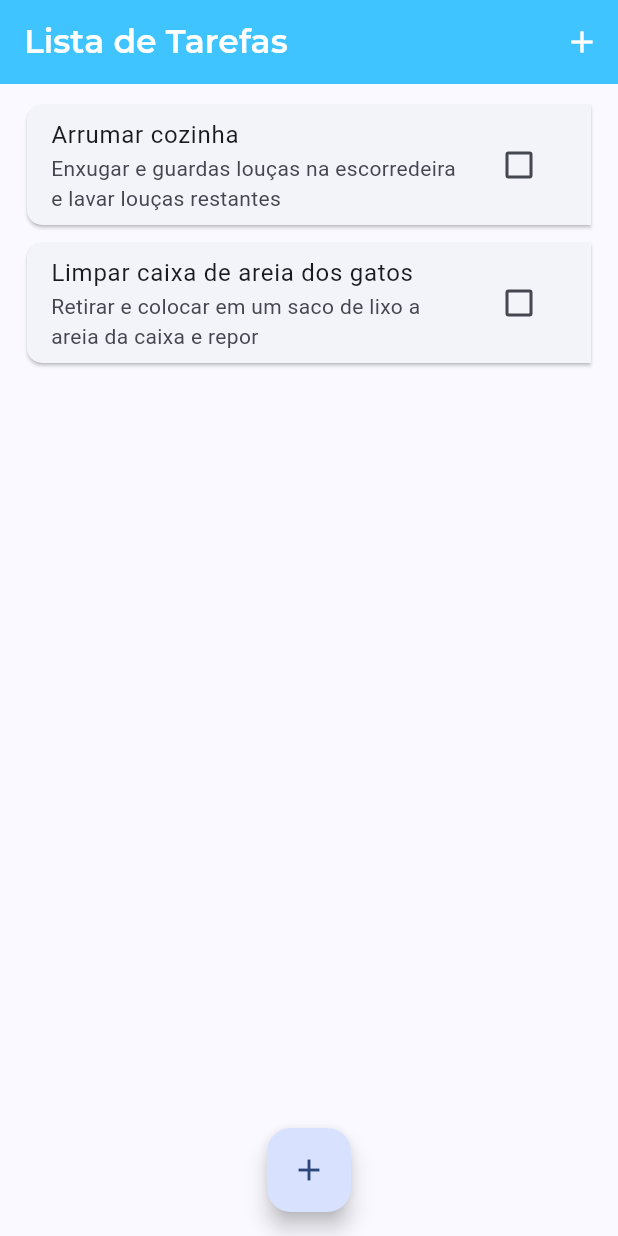
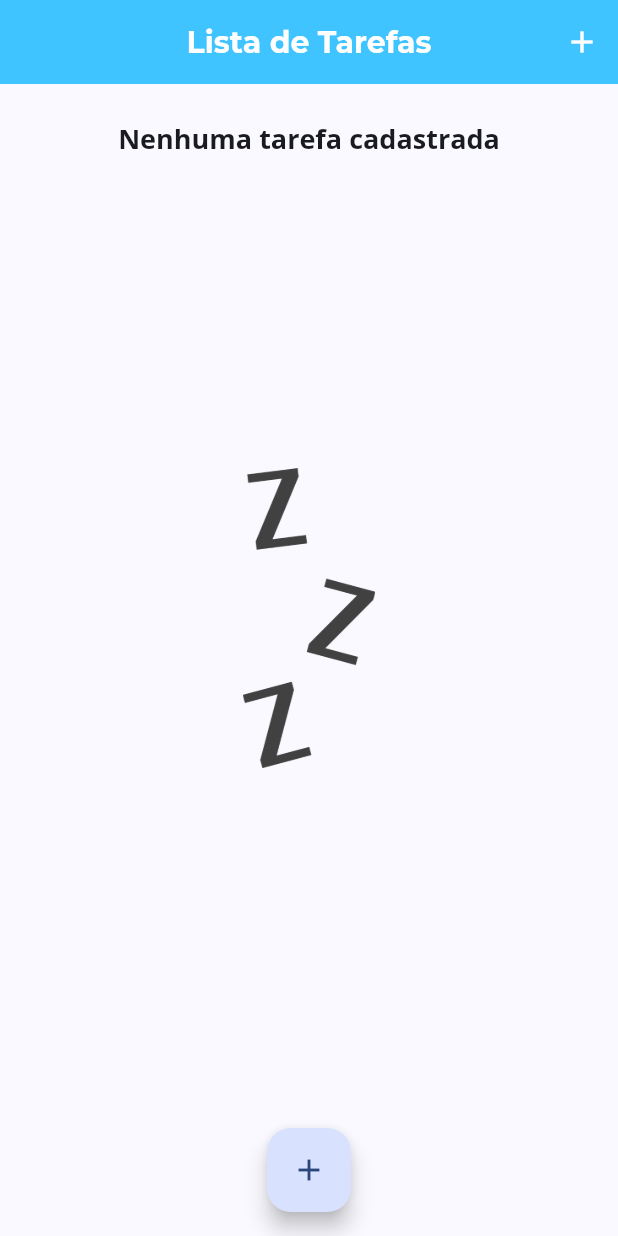
Before and after one commit to tarcisiomesquita/to_do_list_app, a Flutter app: the screen it shows after launch, on a phone screen of 412 x 824 dp. Run offline on Flutter 3.47's test engine with Material 3 defaults, Android fonts, the phone set to English and light mode, and no system bars; drawn by our look-alikes of flutter_slidable; project files that could hold a hidden picture were left out.

Commit message:
refatoração do código

```diff
--- a/lib/components/task_list.dart
+++ b/lib/components/task_list.dart
@@ -17,31 +17,25 @@ class TaskList extends StatelessWidget {
 
   @override
   Widget build(BuildContext context) {
-    tasks.sort((a, b) {
-      return a.title.toLowerCase().compareTo(b.title.toLowerCase());
-    });
-    tasks.sort((a, b) {
-      return a.isChecked.toString().compareTo(b.isChecked.toString());
-    });
     return SizedBox(
-      height: 600,
+      height: MediaQuery.of(context).size.height * 0.8,
       child: tasks.isEmpty
           ? Column(
               children: [
+                const SizedBox(height: 20),
                 Text(
                   'Nenhuma tarefa cadastrada',
                   style: Theme.of(context).textTheme.titleLarge,
                 ),
-                const SizedBox(
-                  height: 30,
-                ),
+                const Spacer(),
                 SizedBox(
                   height: 200,
                   child: Image.asset(
                     'assets/images/waiting.png',
                     fit: BoxFit.cover,
                   ),
-                )
+                ),
+                const Spacer()
               ],
             )
           : ListView.builder(
@@ -68,7 +62,10 @@ class TaskList extends StatelessWidget {
                               topRight: Radius.circular(10),
                               bottomRight: Radius.circular(10),
                             ),
-                              icon: Icons.delete),
+                            icon: Icons.delete,
+                            label: 'Deletar',
+                            padding: EdgeInsets.zero,
+                          ),
                         ],
                       ),
                       child: Card(
@@ -79,15 +76,15 @@ class TaskList extends StatelessWidget {
                             bottomLeft: Radius.circular(10),
                           ),
                         ),
-                        // elevation: 5,
                         child: ListTile(
+                          title: Text(task.title,
+                              style: Theme.of(context).textTheme.titleMedium),
+                          subtitle: Text(task.description),
                           trailing: Checkbox(
                               value: task.isChecked,
                               onChanged: (bool? value) {
                                 onCheck(task.id, value!);
                               }),
-                          title: Text(task.title),
-                          subtitle: Text(task.description),
                         ),
                       ),
                     ),
--- a/lib/main.dart
+++ b/lib/main.dart
@@ -29,22 +29,17 @@ class MyHomePage extends StatefulWidget {
 }
 
 class _MyHomePageState extends State<MyHomePage> {
-  final List<Task> _tasks = [
-    Task(
-      id: const Uuid().v4(),
-      title: 'Limpar caixa de areia dos gatos',
-      description:
-          'Retirar e colocar em um saco de lixo a areia da caixa e repor',
-      isChecked: false,
-    ),
-    Task(
-      id: const Uuid().v4(),
-      title: 'Arrumar cozinha',
-      description:
-          'Enxugar e guardas louças na escorredeira e lavar louças restantes',
-      isChecked: false,
-    ),
-  ];
+  final List<Task> _tasks = [];
+
+  List<Task> _sortedTaskList() {
+    return List<Task>.from(_tasks)
+      ..sort((a, b) {
+        return a.title.toLowerCase().compareTo(b.title.toLowerCase());
+      })
+      ..sort((a, b) {
+        return a.isChecked.toString().compareTo(b.isChecked.toString());
+      });
+  }
 
   void _checkBoxSwitch(String id, bool value) {
     final index = _tasks.indexWhere((task) => task.id == id);
@@ -100,18 +95,19 @@ class _MyHomePageState extends State<MyHomePage> {
     return Scaffold(
       appBar: AppBar(
         title: const Text('Lista de Tarefas'),
+        centerTitle: true,
         actions: [
           IconButton(onPressed: _openTaskModal, icon: const Icon(Icons.add))
         ],
       ),
       body: SafeArea(
-        minimum: const EdgeInsets.all(8),
+        minimum: const EdgeInsets.symmetric(vertical: 5),
         child: SingleChildScrollView(
           child: Column(
             crossAxisAlignment: CrossAxisAlignment.stretch,
             children: [
               TaskList(
-                tasks: _tasks,
+                tasks: _sortedTaskList(),
                 onCheck: _checkBoxSwitch,
                 onEdit: _openTaksEditModal,
                 onDelete: _deleteTask,
--- a/lib/styles/app_themes.dart
+++ b/lib/styles/app_themes.dart
@@ -4,25 +4,28 @@ class AppThemes {
   final ThemeData myTheme = ThemeData(
       useMaterial3: true,
       colorScheme: ColorScheme.fromSeed(seedColor: Colors.blueAccent),
-      textTheme: const TextTheme().copyWith(
-        titleLarge: const TextStyle(
-          fontFamily: 'OpenSans',
-          fontSize: 18,
-          fontWeight: FontWeight.bold,
-        ),
-      ),
       appBarTheme: const AppBarTheme(
         backgroundColor: Colors.lightBlueAccent,
         titleTextStyle: TextStyle(
           fontFamily: 'Montserrat',
-          fontSize: 22,
-          fontWeight: FontWeight.w600,
+          fontSize: 20,
+          fontWeight: FontWeight.bold,
           color: Colors.white,
         ),
         iconTheme: IconThemeData(
           color: Colors.white,
         ),
       ),
+      textTheme: const TextTheme().copyWith(
+          titleLarge: const TextStyle(
+            fontFamily: 'OpenSans',
+            fontSize: 18,
+            fontWeight: FontWeight.bold,
+          ),
+          titleMedium: const TextStyle(
+            fontFamily: 'OpenSans',
+            fontWeight: FontWeight.bold,
+          )),
       elevatedButtonTheme: ElevatedButtonThemeData(
           style: ElevatedButton.styleFrom(
         backgroundColor: Colors.blueAccent,
```
Lines whose indentation alone changed are shown as unchanged.
